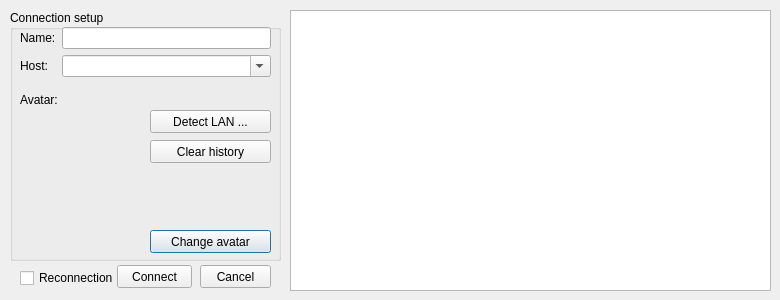
Old version of the form src/dialog/connectiondialog.ui in the repository Mogara/QSanguosha-For-Hegemony.
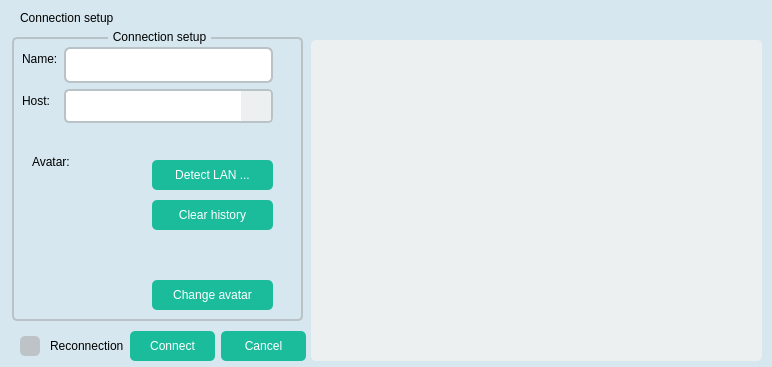
New version of the form. Icons and pictures are not drawn.

Commit message: Stylize connection dialog

```diff
--- a/src/dialog/connectiondialog.ui
+++ b/src/dialog/connectiondialog.ui
@@ -9,30 +9,510 @@
    <rect>
     <x>0</x>
     <y>0</y>
-    <width>780</width>
-    <height>300</height>
+    <width>772</width>
+    <height>367</height>
    </rect>
   </property>
+  <property name="sizePolicy">
+   <sizepolicy hsizetype="Preferred" vsizetype="Preferred">
+    <horstretch>0</horstretch>
+    <verstretch>0</verstretch>
+   </sizepolicy>
+  </property>
   <property name="windowTitle">
    <string>Connection setup</string>
   </property>
+  <property name="styleSheet">
+   <string notr="true">QProgressBar {
+    color : solid gray;
+    border: 2px solid gray;
+    border-radius: 5px;
+    background: transparent;
+    padding: 0px;
+    text-align: center;
+}
+
+QProgressBar::chunk {
+    background: #B22222;
+}
+
+QTextEdit {
+	border-left: none;
+	border-right: none;
+	border-top: 1px solid qlineargradient(spread:reflect, x1:0, y1:0, x2:0.5, y2:0, stop:0 transparent, stop:1 rgb(166, 150, 122));
+	border-bottom: none;
+    background-color: rgba(0, 0, 0, 40%);
+}
+
+QTextEdit[description=&quot;true&quot;] {
+    border: 10px;
+    border-image: none;
+    background-color: rgba(255,255,255,255);
+}
+
+QTextEdit#whatsnew {
+	background-image: url(image/system/simpleBg/whatsnew.png);
+}
+
+QLineEdit {
+	border: 2px solid rgb(185, 195, 199);
+	padding-left: 8px;
+	min-height: 32px;
+	border-radius: 6px;
+	alignment: left center;
+}
+
+QLineEdit:focus {
+	border-color: rgb(26, 188, 156);
+}
+
+QLineEdit:disabled {
+	background-color: rgba(244, 246, 246, 70%);
+	border-color: rgba(213, 219, 219, 70%);
+	color: rgba(163, 169, 169, 70%);
+}
+
+QLineEdit#chat_edit {
+    background-color: rgba(0, 0, 0, 200);
+    color: white;
+    border: 1px solid rgb(166, 150, 122);
+    height: 20px;
+    border-radius: 2px;
+}
+
+QStatusBar::item {
+     border: 0px solid grey;
+ }
+
+QMenu[private_pile=&quot;true&quot;] {
+    background-color: rgba(43,63,53,200);
+    border-radius: 1px;
+    color: white;
+}
+
+QPushButton[private_pile=&quot;true&quot;] {
+    background-color: rgba(43,63,53,200);
+    border-radius: 1px;
+    color: white;
+}
+
+QMenu[treasure = true] {
+    background-color: rgba(64, 52, 0, 200);
+    border-radius: 5px;
+    color: white;
+}
+
+QPushButton[treasure = true] {
+    background-color: rgba(64, 52, 0, 200);
+    border-radius: 5px;
+    color: white;
+}
+
+QDialog {
+	background: rgb(214, 231, 239);
+}
+
+QTabWidget::pane {
+	border: none;
+}
+
+QTabWidget::tab-bar {
+    subcontrol-position: center;
+}
+
+QTabBar::tab {
+	alignment: center;
+	background-color: rgb(236, 240, 241);
+	border: none;
+	width: 109;
+	height: 44;
+	color: rgb(52, 73, 94);
+	font: 13px;
+}
+
+QTabBar::tab:only-one, QTabBar::tab:first {
+	border-top-left-radius: 5px;
+	border-bottom-left-radius: 5px;
+}
+
+QTabBar::tab:only-one, QTabBar::tab:last {
+	border-top-right-radius: 5px;
+	border-bottom-right-radius: 5px;
+}
+
+QTabBar::tab:selected {
+	background-color: rgb(26, 188, 156);
+}
+
+QTabBar::tab:!selected:hover {
+	color: rgb(26, 188, 156);
+}
+
+QTabBar::scroller {
+	width: 52px;
+}
+
+QTabBar QToolButton {
+	background-color: rgb(236, 240, 241);
+	border: transparent;
+	border-radius: 5px;
+	alignment: center;
+}
+
+QTabBar QToolButton:hover {
+	background-color: rgb(26, 188, 156);
+}
+
+QTabBar QToolButton::left-arrow {
+	image: url(image/system/controls/tabbar-left-arrow.png);
+	width: 12;
+	height: 12;
+}
+
+QTabBar QToolButton::right-arrow {
+	image: url(image/system/controls/tabbar-right-arrow.png);
+	width: 12;
+	height: 12;
+}
+
+QPushButton[game_control=&quot;true&quot;] {
+    border: 0px solid gray;
+    font: 12px;
+    border-radius: 5px;
+    padding: 6px 12px 6px 12px;
+}
+
+QPushButton#pause {
+    background-image: url(image/system/button/pause.png);
+}
+
+QPushButton#play {
+    background-image: url(image/system/button/play.png);
+}
+
+QPushButton#slow-down {
+    background-image: url(image/system/button/slow-down.png);
+}
+
+QPushButton#speed-up {
+    background-image: url(image/system/button/speed-up.png);
+}
+
+QPushButton#uniform {
+    background-image: url(image/system/button/uniform.png);
+}
+
+QPushButton[control = true] {
+	color: rgb(183, 218, 238);
+	background-color:rgba(0, 0, 0, 0);
+	border-style:none;
+}
+
+QPushButton[control = true]:hover {
+	background-color: rgb(72, 160, 212);
+}
+
+QPushButton[control = true][bold = true] {
+	font: bold;
+}
+
+#closeButton[control = true]:hover {
+	background-color: rgb(238, 44, 44);
+}
+
+QMenu {
+	background-color: rgb(216, 255, 253);
+	border: none;
+}
+
+QMenu::item {
+	padding: 7px 40px 7px 35px;
+	background: transparent;
+	border-radius: 2px;
+}
+
+QMenu::item:selected {
+	background: rgba(88, 201, 241, 200);
+}
+
+QMenu::separator {
+	height: 1px;
+    background: qlineargradient(spread:reflect, x1:0, y1:0, x2:0.5, y2:0, stop:0 transparent, stop:1 rgba(72, 160, 212, 255));
+	border-radius: 1px;
+    margin-left: 5px;
+    margin-right: 5px;
+}
+
+QMenu::indicator:checked {
+	margin-left: 5px;
+	width: 15px;
+	height: 15px;
+	image: url(image/system/controls/menu-indicator.png);
+}
+
+QMenu::right-arrow {
+	margin-right: 5px;
+	width: 12px;
+	height: 12px;
+	image: url(image/system/controls/menu-right-arrow.png);
+}
+
+QSpinBox {
+	border: 2px solid rgb(185, 195, 199);
+	padding-left: 8px;
+	min-height: 32px;
+	border-radius: 5px;
+	alignment: left center;
+}
+
+QSpinBox:focus {
+	border-color: rgb(26, 188, 156);
+}
+
+QSpinBox:disabled {
+	background-color: rgba(244, 246, 246, 70%);
+	border-color: rgba(213, 219, 219, 70%);
+	color: rgba(163, 169, 169, 70%);
+}
+
+QSpinBox::up-button {
+	margin-top: 1px;
+	margin-right: 1px;
+	background: rgb(236, 240, 241);
+	border-top-right-radius: 3px;
+}
+
+QSpinBox::down-button {
+	margin-bottom: 1px;
+	margin-right: 1px;
+	background: rgb(236, 240, 241);
+	border-bottom-right-radius: 3px;
+}
+
+QSpinBox::up-button:hover, QSpinBox::down-button:hover {
+	background: rgb(26, 188, 156);
+}
+
+QSpinBox::up-button:disabled, QSpinBox::down-button:disabled {
+	background-color: rgba(213, 219, 219, 70%);
+}
+
+QSpinBox::up-arrow {
+	image: url(image/system/controls/spinbox-up-arrow.png);
+}
+
+QSpinBox::down-arrow {
+	image: url(image/system/controls/spinbox-down-arrow.png);
+}
+
+QCheckBox {
+	spacing: 10px;
+	margin-left: 10px;
+}
+
+QCheckBox:checked {
+	color: rgb(26, 188, 156);
+}
+
+QCheckBox::indicator {
+	background: rgb(189, 195, 199);
+	border-radius: 5px;
+	height: 20px;
+	width: 20px;
+}
+
+QCheckBox::indicator:checked {
+	background: rgb(26, 188, 156);
+	image: url(image/system/controls/checkbox-indicator.png);
+}
+
+QCheckBox::indicator:hover {
+	image: url(image/system/controls/checkbox-indicator.png);
+}
+
+QCheckBox:disabled {
+	color: rgb(200, 202, 204);
+}
+
+QCheckBox::indicator:disabled {
+	background: rgb(200, 202, 204);
+}
+
+QDialog QPushButton {
+	color: white;
+	background-color: rgb(26, 188, 156);
+	border: transparent;
+	border-radius: 5px;
+	min-height: 30px;
+	min-width: 85px;
+}
+
+QDialog QPushButton:hover {
+	background-color: rgb(72, 201, 176);
+}
+
+QDialog QPushButton:disabled {
+	background-color: rgba(72, 201, 176, 52%);
+	color: rgba(255, 255, 255, 70%);
+}
+
+QDialog QPushButton:pressed {
+	background-color: rgb(22, 160, 133);
+}
+
+QRadioButton {
+	spacing: 10px;
+	margin-left: 10px;
+}
+
+QRadioButton:checked {
+	color: rgb(26, 188, 156);
+}
+
+QRadioButton::indicator {
+	background: url(image/system/controls/radiobutton-indicator-bg.png);
+	height: 20px;
+	width: 20px;
+}
+
+QRadioButton::indicator:checked {
+	background: url(image/system/controls/radiobutton-indicator-bg-checked.png);
+	image: url(image/system/controls/radiobutton-indicator-checked.png);
+}
+
+QRadioButton::indicator:unchecked:hover {
+	image: url(image/system/controls/radiobutton-indicator.png);
+}
+
+QRadioButton:disabled {
+	color: rgb(200, 202, 204);
+}
+
+QRadioButton::indicator:disabled {
+	background: url(image/system/controls/radiobutton-indicator-bg-disabled.png);
+}
+
+QRadioButton::indicator:disabled:checked {
+	image: url(image/system/controls/radiobutton-indicator-disabled.png);
+}
+
+QGroupBox {
+	border-radius: 5px;
+	background: transparent;
+	border: 2px solid rgb(185, 195, 199);
+	margin-top: 7px;
+	padding: 10px;
+}
+
+QGroupBox::title {
+	padding: 0 3px;
+    subcontrol-origin: margin;
+    subcontrol-position: top center;
+}
+
+QGroupBox:disabled {
+	background-color: rgba(244, 246, 246, 70%);
+	border-color: rgba(213, 219, 219, 70%);
+	color: rgba(163, 169, 169, 70%);
+}
+
+QGroupBox::title:disabled {
+	color: rgba(163, 169, 169, 70%);
+}
+
+QComboBox:disabled {
+	background-color: rgba(244, 246, 246, 70%);
+	border-color: rgba(213, 219, 219, 70%);
+	color: rgba(163, 169, 169, 70%);
+}
+
+QComboBox:!editable:on {
+	background-color: rgb(22, 160, 133);
+	color: white;
+}
+
+QComboBox {
+	border: 2px solid rgb(185, 195, 199);
+	border-radius: 5px;
+	height: 30px;
+}
+
+QComboBox:editable:focus, QComboBox:editable:on {
+	border-color: rgb(26, 188, 156);
+}
+
+QComboBox::drop-down {
+	background: rgb(236, 240, 241);
+	border-top-right-radius: 3px;
+	border-bottom-right-radius: 3px;
+	min-width: 30px;
+}
+
+QComboBox::drop-down:hover {
+	background-color: rgb(72, 201, 176);
+}
+
+QComboBox::drop-down:on {
+	background-color: rgb(22, 160, 133);
+}
+
+QComboBox::drop-down:disabled {
+	background-color: rgba(213, 219, 219, 70%);
+}
+
+QComboBox::down-arrow {
+	image: url(image/system/controls/combobox-down-arrow.png);
+}
+
+QComboBox QAbstractItemView {
+	background: rgb(52, 73, 94);
+	border-radius: 5px;
+	selection-background-color: rgb(44, 62, 80);
+	color: white;
+}
+
+QListWidget {
+	border-radius: 5px;
+	background-color: rgb(236, 240, 241);
+	color: rgb(52, 73, 94);
+}
+
+QListWidget::item {
+	border-radius: 5px;
+}
+
+QListWidget::item:selected {
+	background-color: rgb(26, 188, 156);
+	border: transparent;
+}
+
+QListWidget::item:!selected:hover {
+	color: rgb(26, 188, 156);
+}</string>
+  </property>
   <widget class="QGroupBox" name="groupBox">
    <property name="geometry">
     <rect>
-     <x>10</x>
-     <y>10</y>
-     <width>271</width>
-     <height>251</height>
+     <x>12</x>
+     <y>30</y>
+     <width>291</width>
+     <height>291</height>
     </rect>
    </property>
+   <property name="sizePolicy">
+    <sizepolicy hsizetype="Preferred" vsizetype="Fixed">
+     <horstretch>0</horstretch>
+     <verstretch>0</verstretch>
+    </sizepolicy>
+   </property>
    <property name="title">
     <string>Connection setup</string>
    </property>
    <widget class="QLabel" name="avatarLabel">
     <property name="geometry">
      <rect>
-      <x>10</x>
-      <y>82</y>
+      <x>20</x>
+      <y>124</y>
       <width>42</width>
       <height>16</height>
      </rect>
@@ -45,11 +525,17 @@
     <property name="geometry">
      <rect>
       <x>15</x>
-      <y>104</y>
+      <y>143</y>
       <width>114</width>
       <height>136</height>
      </rect>
     </property>
+    <property name="sizePolicy">
+     <sizepolicy hsizetype="Fixed" vsizetype="Fixed">
+      <horstretch>0</horstretch>
+      <verstretch>0</verstretch>
+     </sizepolicy>
+    </property>
     <property name="minimumSize">
      <size>
       <width>100</width>
@@ -67,9 +553,9 @@
     <property name="geometry">
      <rect>
       <x>140</x>
-      <y>220</y>
+      <y>250</y>
       <width>121</width>
-      <height>23</height>
+      <height>30</height>
      </rect>
     </property>
     <property name="text">
@@ -80,9 +566,9 @@
     <property name="geometry">
      <rect>
       <x>140</x>
-      <y>100</y>
+      <y>130</y>
       <width>121</width>
-      <height>23</height>
+      <height>30</height>
      </rect>
     </property>
     <property name="text">
@@ -93,9 +579,9 @@
     <property name="geometry">
      <rect>
       <x>140</x>
-      <y>130</y>
+      <y>170</y>
       <width>121</width>
-      <height>23</height>
+      <height>30</height>
      </rect>
     </property>
     <property name="text">
@@ -108,7 +594,7 @@
       <x>10</x>
       <y>17</y>
       <width>251</width>
-      <height>51</height>
+      <height>101</height>
      </rect>
     </property>
     <layout class="QFormLayout" name="formLayout">
@@ -158,10 +644,10 @@
   <widget class="QListWidget" name="avatarList">
    <property name="geometry">
     <rect>
-     <x>290</x>
-     <y>10</y>
-     <width>481</width>
-     <height>281</height>
+     <x>311</x>
+     <y>40</y>
+     <width>451</width>
+     <height>321</height>
     </rect>
    </property>
    <property name="iconSize">
@@ -177,45 +663,58 @@
     <enum>QListView::IconMode</enum>
    </property>
   </widget>
-  <widget class="QPushButton" name="cancelButton">
-   <property name="geometry">
-    <rect>
-     <x>200</x>
-     <y>265</y>
-     <width>71</width>
-     <height>23</height>
-    </rect>
-   </property>
-   <property name="text">
-    <string>Cancel</string>
-   </property>
-  </widget>
-  <widget class="QPushButton" name="connectButton">
-   <property name="geometry">
-    <rect>
-     <x>117</x>
-     <y>265</y>
-     <width>75</width>
-     <height>23</height>
-    </rect>
-   </property>
-   <property name="text">
-    <string>Connect</string>
-   </property>
-  </widget>
-  <widget class="QCheckBox" name="reconnectionCheckBox">
+  <widget class="QLabel" name="title">
    <property name="geometry">
     <rect>
      <x>20</x>
-     <y>270</y>
-     <width>95</width>
+     <y>10</y>
+     <width>101</width>
      <height>16</height>
     </rect>
    </property>
    <property name="text">
-    <string>Reconnection</string>
+    <string>Connection setup</string>
    </property>
   </widget>
+  <widget class="QWidget" name="">
+   <property name="geometry">
+    <rect>
+     <x>10</x>
+     <y>330</y>
+     <width>296</width>
+     <height>32</height>
+    </rect>
+   </property>
+   <property name="sizePolicy">
+    <sizepolicy hsizetype="Preferred" vsizetype="Fixed">
+     <horstretch>0</horstretch>
+     <verstretch>0</verstretch>
+    </sizepolicy>
+   </property>
+   <layout class="QHBoxLayout" name="horizontalLayout">
+    <item>
+     <widget class="QCheckBox" name="reconnectionCheckBox">
+      <property name="text">
+       <string>Reconnection</string>
+      </property>
+     </widget>
+    </item>
+    <item>
+     <widget class="QPushButton" name="connectButton">
+      <property name="text">
+       <string>Connect</string>
+      </property>
+     </widget>
+    </item>
+    <item>
+     <widget class="QPushButton" name="cancelButton">
+      <property name="text">
+       <string>Cancel</string>
+      </property>
+     </widget>
+    </item>
+   </layout>
+  </widget>
  </widget>
  <tabstops>
   <tabstop>avatarList</tabstop>
```
The commit also changes 7 other files.
